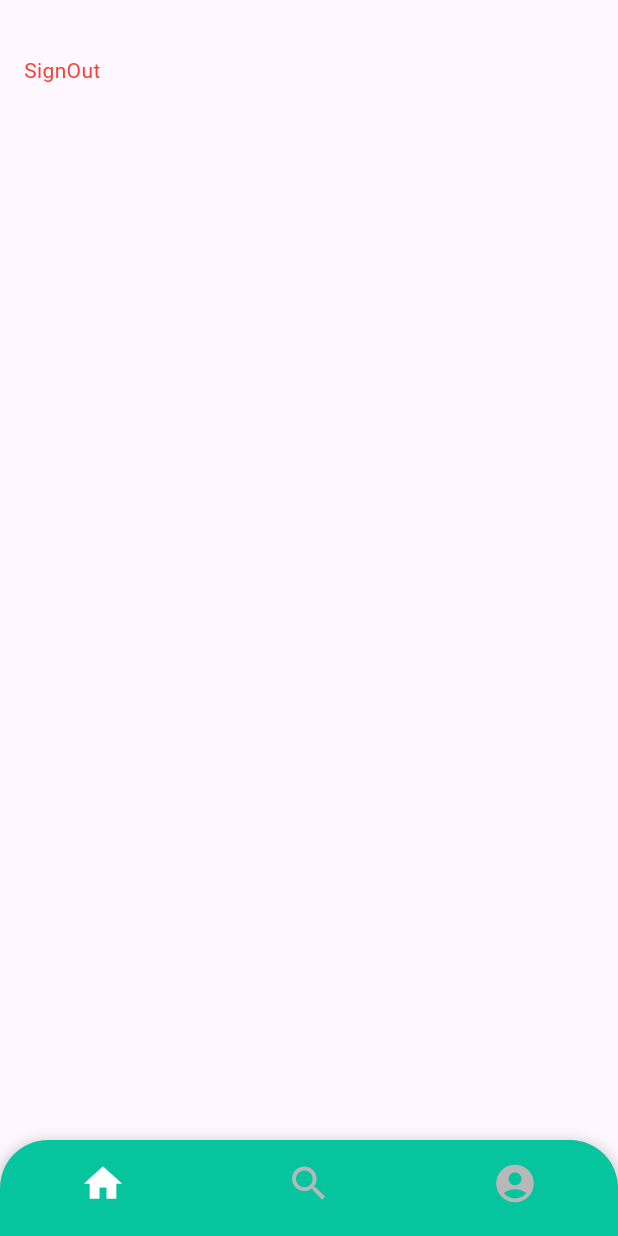
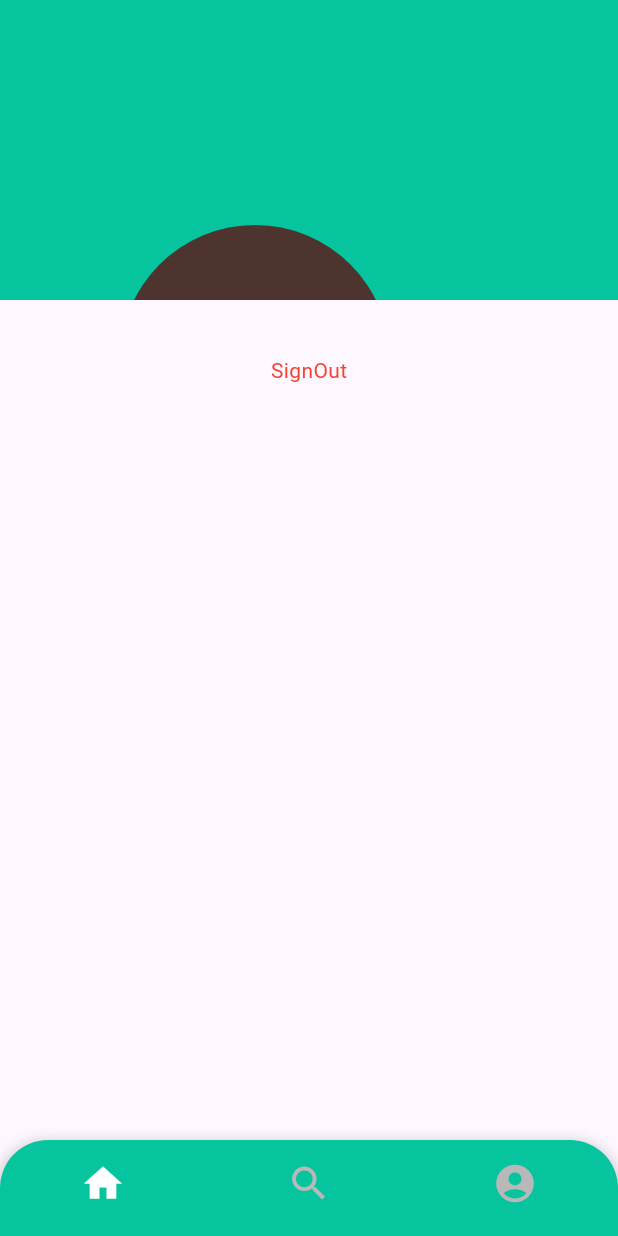
Before and after one commit to hansfigo/tourkuy, a Flutter app: the ProfilePage screen opened directly, on a phone screen of 412 x 824 dp. Run offline on Flutter 3.47's test engine with Material 3 defaults, Android fonts, the light colour scheme and no system bars; our stand-ins replace cloud_firestore, firebase_auth, firebase_core, flutter_rating_bar, flutter_riverpod; accounts and stored records are empty.

Commit message:
chore(AndroidManifest.xml): add INTERNET permission to AndroidManifest.xml to allow app to access the internet refactor(home/page.dart): uncomment ButtonGrid widget to display it on the home page refactor(profile_page/page.dart): add a profile picture and background color to the profile page, improve layout and styling

```diff
--- a/lib/pages/home/page.dart
+++ b/lib/pages/home/page.dart
@@ -34,7 +34,7 @@ class _HomePageState extends ConsumerState<HomePage> {
                           style: TextStyle(
                               fontSize: 42, fontWeight: FontWeight.w800),
                         ),
-                        // Expanded(child: ButtonGrid()),
+                        Expanded(child: ButtonGrid()),
                       ],
                     ),
                   )),
--- a/lib/pages/profile_page/page.dart
+++ b/lib/pages/profile_page/page.dart
@@ -20,7 +20,26 @@ class _ProfilePageState extends State<ProfilePage> {
   Widget build(BuildContext context) {
     if (Auth.isUserSignIn()) {
       return Scaffold(
-          body: Padding(
+          body: Column(
+            children: [
+              Stack(
+                children: [
+                  Container(
+                    height: 200,
+                    color: AppStyles.primaryColor,
+                  ),
+                  Positioned(
+                    left: 80,
+                    top: 150, // Sesuaikan nilai top sesuai kebutuhan
+                    child: CircleAvatar(
+                      backgroundColor: Colors.brown.shade800,
+                      child: const Text('AH'),
+                      minRadius: 90,
+                    ),
+                  ),
+                ],
+              ),
+              Padding(
                 padding: const EdgeInsets.all(8.0 * 2),
                 child: Column(
                   children: [
@@ -36,6 +55,8 @@ class _ProfilePageState extends State<ProfilePage> {
                         )),
                   ],
                 ),
+              ),
+            ],
           ),
           bottomNavigationBar: const MyBottomNavigation());
     }
```
Also changed, not shown: 1 other file. Lines whose indentation alone changed are shown as unchanged.
